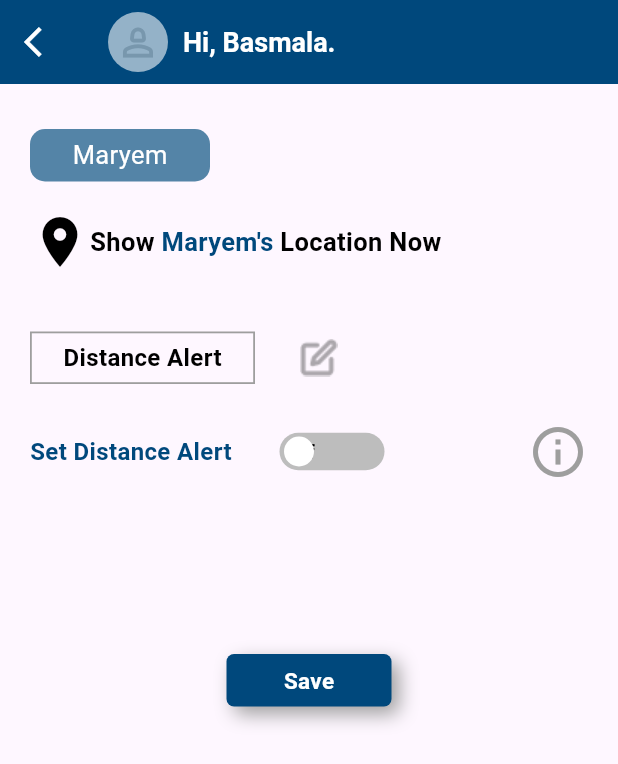
After one commit to aymanaboelela/sight-mata-app-Fluttter-Ai, a Flutter app: the UserlocationnowView screen opened by its route, on a phone screen of 412 x 824 dp. The commit adds this screen. Shown: the top 764 px of the screen. Run offline on Flutter 3.47's test engine with Material 3 defaults, Android fonts, the light colour scheme and no system bars; our stand-ins replace bloc, curved_navigation_bar, dots_indicator, flutter_bloc, flutter_screenutil, font_awesome_flutter and 7 more; accounts and stored records are empty; project files that could hold a hidden picture were left out.

Commit message:
add UserLocationNow_view

```diff
--- a/lib/core/utils/router/app_router.dart
+++ b/lib/core/utils/router/app_router.dart
@@ -8,6 +8,7 @@ import 'package:sight_mate_app/presentation/screens/About_view.dart';
 import 'package:sight_mate_app/presentation/screens/Help_View.dart';
 import 'package:sight_mate_app/presentation/screens/Distance_Off_view.dart';
 import 'package:sight_mate_app/presentation/screens/MyProfile_view.dart';
+import 'package:sight_mate_app/presentation/screens/UserLocationNow_view.dart';
 import 'package:sight_mate_app/presentation/screens/create_acounte.dart';
 import 'package:sight_mate_app/presentation/screens/home_view.dart';
 import 'package:sight_mate_app/presentation/screens/login_view.dart';
@@ -23,6 +24,7 @@ abstract class AppRouter {
   static const KettingsView = '/SettingsView';
   static const kAboutView = '/AboutView';
   static const khelpView = '/khelpView';
+  static const kUserLocationNow = '/kUserLocationNow';
 
   // edit house
 
@@ -73,6 +75,11 @@ abstract class AppRouter {
         pageBuilder: (context, state) =>
             PageTransitionManager.fadeTransition(HelpView()),
       ),
+      GoRoute(
+        path: kUserLocationNow,
+        pageBuilder: (context, state) =>
+            PageTransitionManager.fadeTransition(UserlocationnowView()),
+      ),
     ],
   );
 }
--- /dev/null
+++ b/lib/presentation/screens/UserLocationNow_view.dart
@@ -0,0 +1,206 @@
+import 'package:flutter/material.dart';
+import 'package:sight_mate_app/core/constants/colors.dart';
+import 'package:sight_mate_app/presentation/widgets/DIstanceAlert.dart';
+import 'package:sight_mate_app/presentation/widgets/Switched_ON.dart';
+import 'package:sight_mate_app/presentation/widgets/saveButton.dart';
+
+class UserlocationnowView extends StatefulWidget {
+  const UserlocationnowView({super.key});
+
+  @override
+  State<UserlocationnowView> createState() => _UserlocationnowViewState();
+}
+
+class _UserlocationnowViewState extends State<UserlocationnowView> {
+  bool isSwitched = false;
+  @override
+  Widget build(BuildContext context) {
+    return Scaffold(
+      appBar: AppBar(
+        leading: IconButton(
+          onPressed: () {},
+          icon: Icon(
+            Icons.arrow_back_ios,
+            color: Colors.white,
+          ),
+        ),
+        backgroundColor: AppColors.primaryBlueColor,
+        title: const Row(
+          children: [
+            CircleAvatar(
+              backgroundColor: Color(0xff94B2C8),
+              child: Icon(Icons.person_2_outlined,
+                  size: 30, color: Color(0xff7897AD)),
+            ),
+            SizedBox(
+              width: 10,
+            ),
+            Text(
+              "Hi, Basmala.",
+              style: TextStyle(
+                  color: Colors.white,
+                  fontSize: 18,
+                  fontWeight: FontWeight.bold),
+            ),
+          ],
+        ),
+      ),
+      body: Padding(
+        padding: EdgeInsets.only(right: 20, left: 20, top: 30),
+        child: SingleChildScrollView(
+          child: Column(
+            crossAxisAlignment: CrossAxisAlignment.start,
+            children: [
+              Container(
+                width: 120,
+                alignment: Alignment.center,
+                height: 35,
+                decoration: BoxDecoration(
+                  borderRadius: BorderRadius.circular(10),
+                  color: Color(0xff5484A7),
+                ),
+                child: const Text(
+                  "Maryem",
+                  style: TextStyle(color: Colors.white, fontSize: 17),
+                ),
+              ),
+              SizedBox(
+                height: 20,
+              ),
+              const Row(
+                children: [
+                  Icon(
+                    Icons.location_on,
+                    size: 40,
+                    color: Colors.black,
+                  ),
+                  Text(
+                    "Show ",
+                    style: TextStyle(
+                        color: Colors.black,
+                        fontSize: 17,
+                        fontWeight: FontWeight.bold),
+                  ),
+                  Text(
+                    "Maryem's ",
+                    style: TextStyle(
+                        color: AppColors.primaryBlueColor,
+                        fontSize: 17,
+                        fontWeight: FontWeight.bold),
+                  ),
+                  Text(
+                    "Location Now",
+                    style: TextStyle(
+                        color: Colors.black,
+                        fontSize: 17,
+                        fontWeight: FontWeight.bold),
+                  ),
+                ],
+              ),
+              const SizedBox(
+                height: 40,
+              ),
+              const Row(
+                children: [
+                  Distancealert(),
+                  SizedBox(
+                    width: 30,
+                  ),
+                  Image(image: AssetImage("assets/images/Edit.png"))
+                ],
+              ),
+              Row(
+                mainAxisAlignment: MainAxisAlignment.spaceBetween,
+                children: [
+                  const Text(
+                    "Set Distance Alert",
+                    style: TextStyle(
+                        fontSize: 16,
+                        fontWeight: FontWeight.bold,
+                        color: AppColors.primaryBlueColor),
+                  ),
+                  Spacer(),
+                  GestureDetector(
+                    onTap: () {
+                      setState(() {
+                        isSwitched = !isSwitched;
+                      });
+                    },
+                    child: Container(
+                      width: 70, // Control width
+                      height: 25, // Control height
+                      decoration: BoxDecoration(
+                        borderRadius: BorderRadius.circular(20),
+                        color: isSwitched
+                            ? AppColors.primaryBlueColor
+                            : Colors.grey[400],
+                      ),
+                      child: Stack(
+                        alignment: Alignment.center,
+                        children: [
+                          Align(
+                            alignment: isSwitched
+                                ? Alignment.centerRight
+                                : Alignment.centerLeft,
+                            child: Padding(
+                              padding:
+                                  const EdgeInsets.symmetric(horizontal: 5.0),
+                              child: Text(
+                                isSwitched ? "on" : "off",
+                                style: TextStyle(
+                                  color: isSwitched ? Colors.white : Colors.black,
+                                  fontWeight: FontWeight.bold,
+                                ),
+                              ),
+                            ),
+                          ),
+                          AnimatedAlign(
+                            duration: const Duration(milliseconds: 100),
+                            curve: Curves.easeInOut,
+                            alignment: isSwitched
+                                ? Alignment.centerRight
+                                : Alignment.centerLeft,
+                            child: Container(
+                              width: 20,
+                              height: 20,
+                              margin: const EdgeInsets.symmetric(horizontal: 3),
+                              decoration: const BoxDecoration(
+                                shape: BoxShape.circle,
+                                color: Colors.white,
+                              ),
+                            ),
+                          ),
+                        ],
+                      ),
+                    ),
+                  ),
+                  const Spacer(
+                    flex: 3,
+                  ),
+                  const Icon(
+                    Icons.info_outline,
+                    color: Colors.grey,
+                    size: 40,
+                  ),
+
+                  const SizedBox(
+                    height: 90,
+                  ),
+                ],
+              ),
+              isSwitched
+                          ? SwitchedOn()
+                          : SizedBox(), // if isSwitched is true, show SwitchedOn (there are inside it a slider and set distance from map) widget
+
+                      const SizedBox(
+                        height: 90,
+                      ),
+                      Center(child: Savebutton(onPressed: (){}))
+
+            ],
+          ),
+        ),
+      ),
+    );
+  }
+}
--- a/lib/presentation/screens/setings_view.dart
+++ b/lib/presentation/screens/setings_view.dart
@@ -30,6 +30,13 @@ class SettingsView extends StatelessWidget {
             ),
           ),
           InkWell(
+            onTap: () => GoRouter.of(context).push(AppRouter.khelpView),
+            child: const Popmenulisttile(
+              title: "help",
+              icon: Icons.help,
+            ),
+          ),
+          InkWell(
             onTap: () {
               GoRouter.of(context).pushReplacement(AppRouter.kLoginView);
               context.read<AuthCubit>().signOut();
@@ -38,7 +45,8 @@ class SettingsView extends StatelessWidget {
               title: "Logout",
               icon: Icons.logout,
             ),
-          )
+          ),
+
         ],
       ),
     );
--- /dev/null
+++ b/lib/presentation/widgets/DIstanceAlert.dart
@@ -0,0 +1,18 @@
+import 'package:flutter/material.dart';
+
+class Distancealert extends StatelessWidget {
+  const Distancealert({super.key});
+
+  @override
+  Widget build(BuildContext context) {
+    return  Container(
+      alignment: Alignment.center,
+      width: 150,
+      height: 35,
+      decoration: BoxDecoration(
+        border: Border.all(color: Colors.grey,width: 1.2),
+      ),
+      child: Text("Distance Alert",style: TextStyle(color: Colors.black,fontSize: 16,fontWeight: FontWeight.bold),),
+    );
+  }
+}
--- a/lib/presentation/widgets/UserListtile.dart
+++ b/lib/presentation/widgets/UserListtile.dart
@@ -1,4 +1,6 @@
 import 'package:flutter/material.dart';
+import 'package:go_router/go_router.dart';
+import 'package:sight_mate_app/core/utils/router/app_router.dart';
 import 'package:sight_mate_app/models/data_mode.dart';
 
 class UserListtile extends StatelessWidget {
@@ -6,8 +8,12 @@ class UserListtile extends StatelessWidget {
   final DataModel data;
   @override
   Widget build(BuildContext context) {
-    return Container(
-      margin: EdgeInsets.only(bottom: 15),
+    return GestureDetector(
+      onTap: () {
+        GoRouter.of(context).pushReplacement(AppRouter.kUserLocationNow);
+      },
+      child: Container(
+        margin: const EdgeInsets.only(bottom: 15, top: 20),
         decoration: BoxDecoration(
           color: const Color(0xffF7F7F7),
           border: Border.all(color: const Color(0xffBFC9D0), width: 1.2),
@@ -20,7 +26,7 @@ class UserListtile extends StatelessWidget {
           ),
           title: Text(
             data.username,
-          style: TextStyle(
+            style: const TextStyle(
                 color: Colors.black, fontSize: 18, fontWeight: FontWeight.bold),
           ),
           trailing: IconButton(
@@ -32,6 +38,7 @@ class UserListtile extends StatelessWidget {
             ),
           ),
         ),
+      ),
     );
   }
 }
```
Also changed, not shown: assets/images/Edit.png (added). Lines whose indentation alone changed are shown as unchanged.
